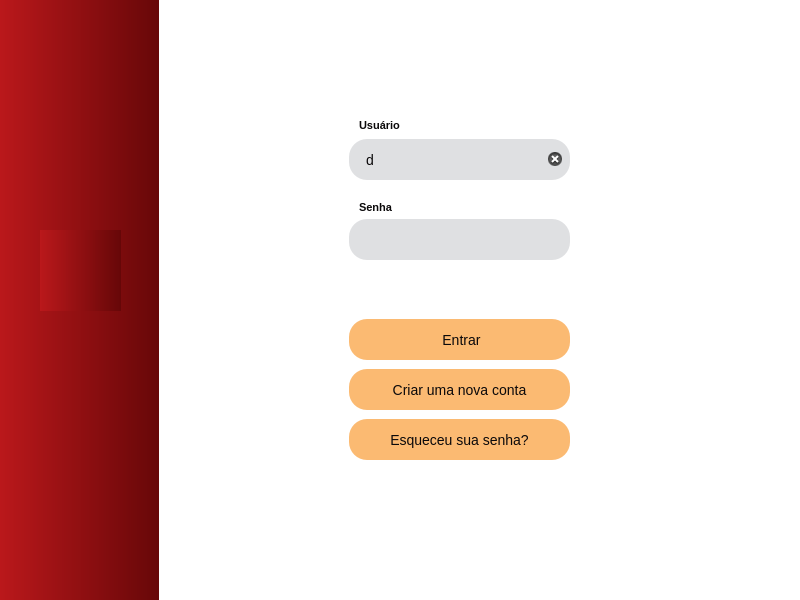
Above: ui/login_screen.ui from eliezermoraesss/eureka_managment_system_pyqt_qtdesigner before the change. Below: the same form after it.
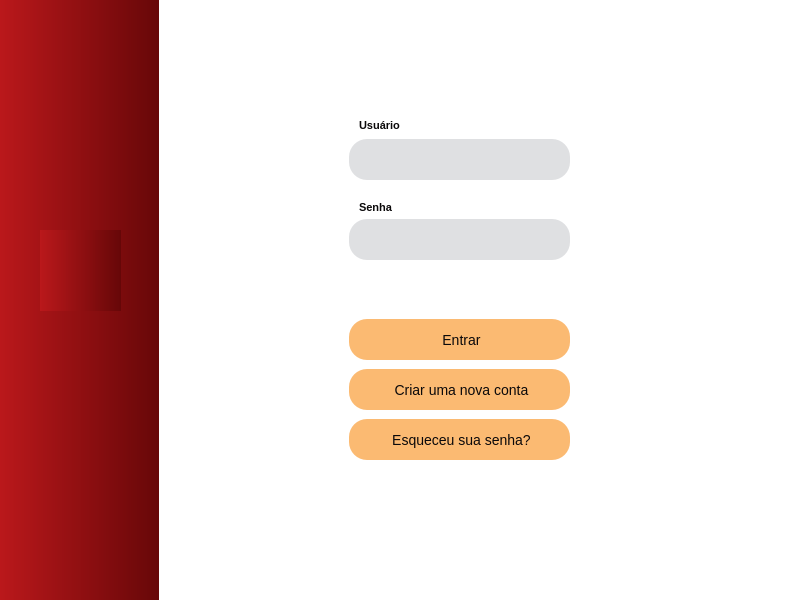
That is the form after the change. Icons and pictures are not drawn.

Commit message: style: created password_change_window.ui, register_screen.ui, token_verification_window.ui and converted for python file .py

Patch:
```diff
--- a/ui/login_screen.ui
+++ b/ui/login_screen.ui
@@ -202,7 +202,7 @@
       <string/>
      </property>
      <property name="text">
-      <string>d</string>
+      <string/>
      </property>
      <property name="maxLength">
       <number>15</number>
@@ -289,8 +289,14 @@
        <height>41</height>
       </size>
      </property>
+     <property name="styleSheet">
+      <string notr="true">QPushButton:hover {
+    background-color: #00b4d8;
+    color: #EEEEEE
+}</string>
+     </property>
      <property name="text">
-      <string>Criar uma nova conta</string>
+      <string> Criar uma nova conta</string>
      </property>
      <property name="icon">
       <iconset resource="../static/resource.qrc">
@@ -318,8 +324,14 @@
        <height>41</height>
       </size>
      </property>
+     <property name="styleSheet">
+      <string notr="true">QPushButton:hover {
+    background-color: #ff6700;
+    color: #EEEEEE
+}</string>
+     </property>
      <property name="text">
-      <string>Esqueceu sua senha?</string>
+      <string> Esqueceu sua senha?</string>
      </property>
      <property name="icon">
       <iconset resource="../static/resource.qrc">
@@ -361,8 +373,8 @@
     <widget class="QLabel" name="label">
      <property name="geometry">
       <rect>
-       <x>510</x>
-       <y>500</y>
+       <x>500</x>
+       <y>490</y>
        <width>121</width>
        <height>101</height>
       </rect>
```
Left out of the diff: 65 changed lines with no effect on the pictures. The commit also changes 30 other files.
